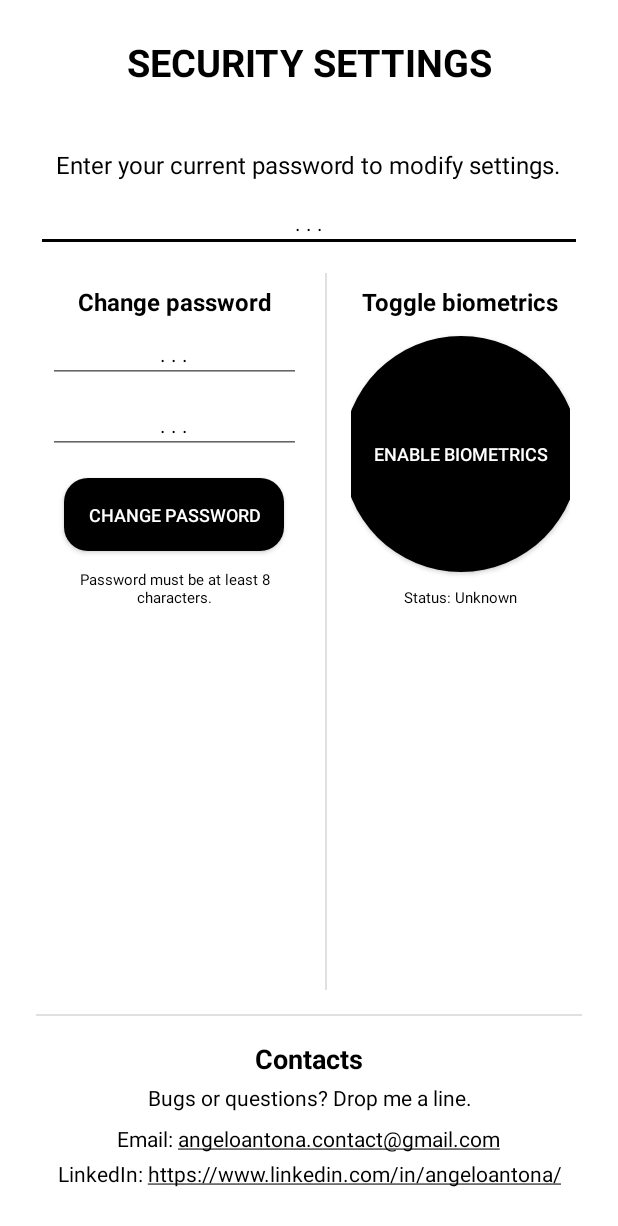
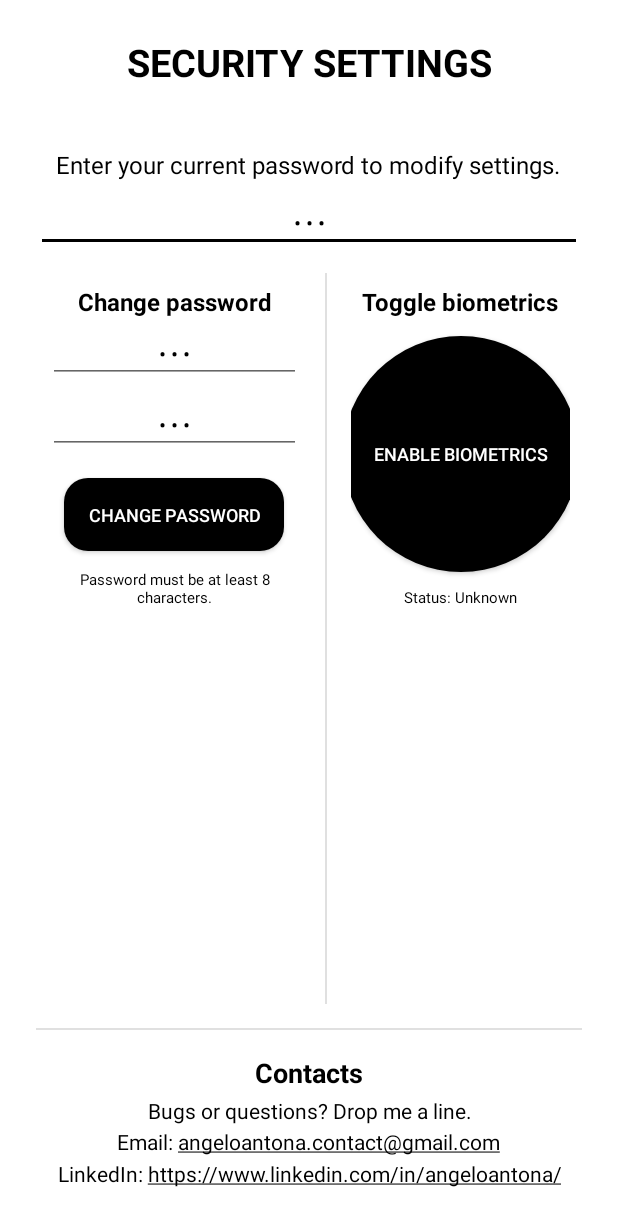
Before and after one commit to AngeloAntona/SecureNotes, an Android app: the ModLockActivity screen opened directly, with no data from a screen before it, on a phone screen of 412 x 824 dp. Shown: the top 1226 px of the screen. Run offline under Robolectric (Android 15) with nearby library versions, the phone set to English and light mode, and no system bars; 1 statement that could not run was skipped.

Commit message:
little fixes

```diff
--- a/app/src/main/res/layout/activity_mod_lock.xml
+++ b/app/src/main/res/layout/activity_mod_lock.xml
@@ -37,7 +37,7 @@
         android:id="@+id/previousPasswordEditText"
         android:layout_width="match_parent"
         android:layout_height="wrap_content"
-        android:hint=". . ."
+        android:hint="• • •"
         android:inputType="textPassword"
         android:padding="10dp"
         android:textSize="14sp"
@@ -81,7 +81,7 @@
                 android:layout_height="wrap_content"
                 android:layout_marginBottom="8dp"
                 android:gravity="center"
-                android:hint=". . ."
+                android:hint="• • •"
                 android:inputType="textPassword"
                 android:padding="10dp"
                 android:textColor="?android:textColorPrimary"
@@ -95,7 +95,7 @@
                 android:layout_height="wrap_content"
                 android:layout_marginBottom="16dp"
                 android:gravity="center"
-                android:hint=". . ."
+                android:hint="• • •"
                 android:inputType="textPassword"
                 android:padding="10dp"
                 android:textColor="?android:textColorPrimary"
@@ -199,12 +199,12 @@
             android:id="@+id/contactsHeader"
             android:layout_width="wrap_content"
             android:layout_height="wrap_content"
+            android:layout_marginBottom="3dp"
+            android:gravity="center"
             android:text="Contacts"
-            android:textStyle="bold"
+            android:textColor="?android:textColorPrimary"
             android:textSize="18sp"
-            android:textColor="?android:textColorPrimary"
-            android:gravity="center"
-            android:layout_marginBottom="4dp" />
+            android:textStyle="bold" />
 
         <!-- Short prompt text after the title -->
         <TextView
@@ -215,7 +215,7 @@
             android:textSize="14sp"
             android:textColor="?android:textColorPrimary"
             android:gravity="center"
-            android:layout_marginBottom="8dp" />
+            android:layout_marginBottom="1dp" />
 
         <TextView
             android:id="@+id/emailInfo"
@@ -227,7 +227,7 @@
             android:textColor="?android:textColorPrimary"
             android:textSize="14sp"
             android:gravity="center"
-            android:layout_marginBottom="4dp" />
+            android:layout_marginBottom="2dp" />
 
         <TextView
             android:id="@+id/linkedinInfo"
```
Also changed, not shown: app/src/main/AndroidManifest.xml (+16 -9 lines), 1 other file.
